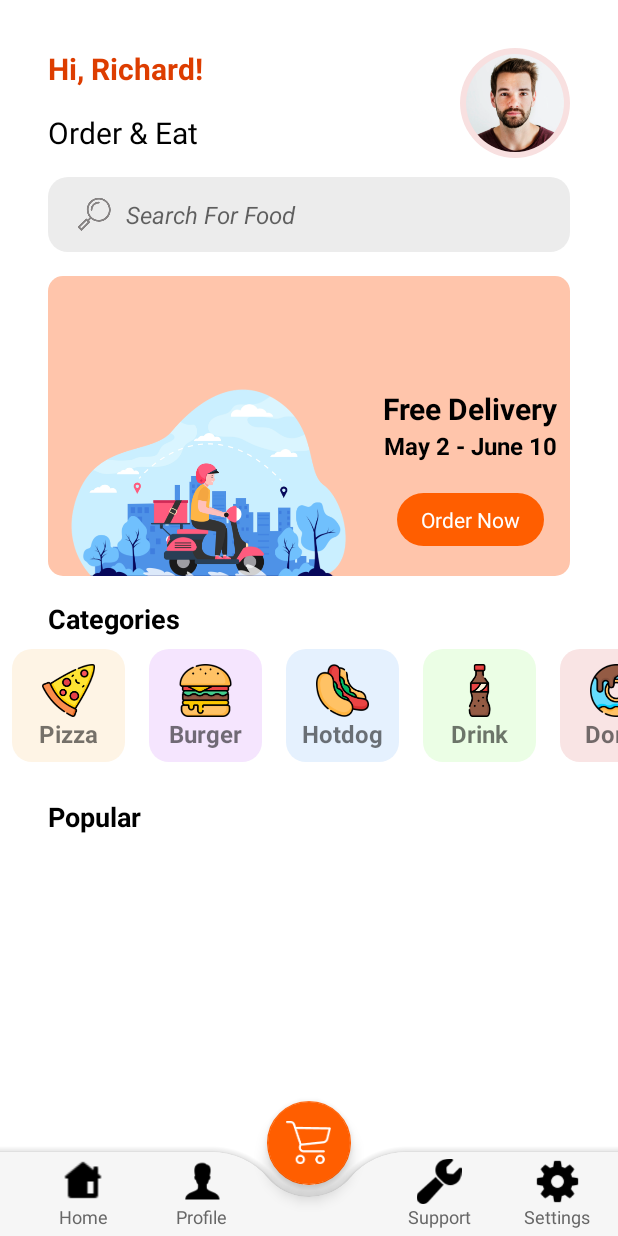
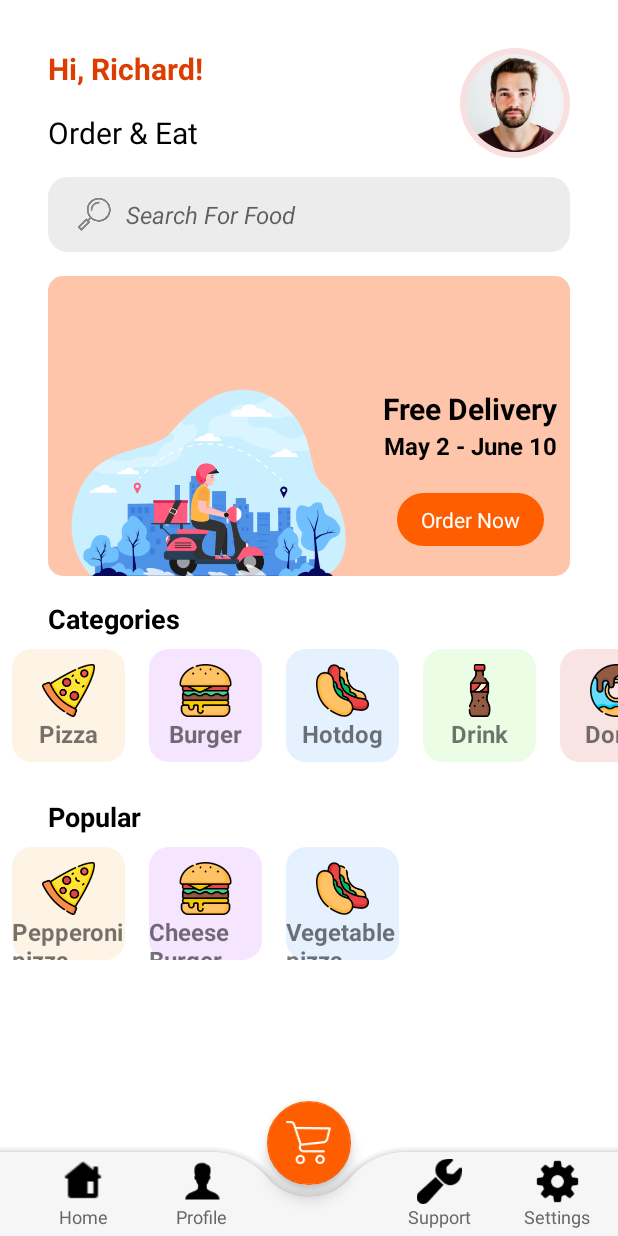
Before and after one commit to George-Bac/food-delivery, an Android app: the MainActivity screen opened directly, with no data from a screen before it, on a phone screen of 412 x 824 dp. Run offline under Robolectric (Android 15) with nearby library versions, the phone set to English and light mode, and no system bars.

Commit message:
Define layout for the food category card model + write the configuration for the food recycler view adapter

```diff
--- a/app/src/main/java/com/endava/fooddelivery/activity/MainActivity.java
+++ b/app/src/main/java/com/endava/fooddelivery/activity/MainActivity.java
@@ -8,14 +8,16 @@ import android.os.Bundle;
 
 import com.endava.fooddelivery.R;
 import com.endava.fooddelivery.adapter.CategoryRecyclerViewAdapter;
+import com.endava.fooddelivery.adapter.FoodRecyclerViewAdapter;
 import com.endava.fooddelivery.model.Category;
+import com.endava.fooddelivery.model.Food;
 
 import java.util.List;
 
 public class MainActivity extends AppCompatActivity {
 
-   private RecyclerView.Adapter categoryRecyclerViewAdapter;
-   private RecyclerView recyclerViewCategories;
+   private RecyclerView.Adapter categoryRecyclerViewAdapter, foodRecyclerViewAdapter;
+   private RecyclerView recyclerViewCategories, recyclerViewFood;
 
    @Override
    protected void onCreate(Bundle savedInstanceState) {
@@ -23,6 +25,7 @@ public class MainActivity extends AppCompatActivity {
       setContentView(R.layout.activity_main);
 
       recyclerViewCategories = findViewById(R.id.recyclerViewCategories);
+      recyclerViewFood = findViewById(R.id.recyclerViewFood);
 
       List<Category> categories = List.of(
             new Category("Pizza", "cat_1"),
@@ -32,8 +35,16 @@ public class MainActivity extends AppCompatActivity {
             new Category("Donut", "cat_5")
       );
       categoryRecyclerViewAdapter = new CategoryRecyclerViewAdapter(categories);
-
       recyclerViewCategories.setAdapter(categoryRecyclerViewAdapter);
       recyclerViewCategories.setLayoutManager(new LinearLayoutManager(this, LinearLayoutManager.HORIZONTAL, false));
+
+      List<Food> foods = List.of(
+            new Food("Pepperoni pizza", "pizza1", "slices pepperoni, mozarella cheese, fresh oregano, ground black pepper, sauce", 9.76),
+            new Food("Cheese Burger", "burger", "beef, gouda cheese, special sauce, lettuce, tomatoes", 8.79),
+            new Food("Vegetable pizza", "pizza2", "olive oil, vegetable oil, pitted kalamata, cherry tomatoes, fresh oregano, basil", 8.50)
+      );
+      foodRecyclerViewAdapter = new FoodRecyclerViewAdapter(foods);
+      recyclerViewFood.setAdapter(foodRecyclerViewAdapter);
+      recyclerViewFood.setLayoutManager(new LinearLayoutManager(this, LinearLayoutManager.HORIZONTAL, false));
    }
 }
--- /dev/null
+++ b/app/src/main/java/com/endava/fooddelivery/adapter/FoodRecyclerViewAdapter.java
@@ -0,0 +1,81 @@
+package com.endava.fooddelivery.adapter;
+
+import android.view.LayoutInflater;
+import android.view.View;
+import android.view.ViewGroup;
+import android.widget.ImageView;
+import android.widget.TextView;
+
+import androidx.annotation.NonNull;
+import androidx.constraintlayout.widget.ConstraintLayout;
+import androidx.core.content.ContextCompat;
+import androidx.recyclerview.widget.RecyclerView;
+
+import com.bumptech.glide.Glide;
+import com.endava.fooddelivery.R;
+import com.endava.fooddelivery.model.Category;
+import com.endava.fooddelivery.model.Food;
+
+import java.util.ArrayList;
+import java.util.List;
+
+public class FoodRecyclerViewAdapter extends RecyclerView.Adapter<FoodRecyclerViewAdapter.ViewHolder> {
+
+   private List<Food> foods = new ArrayList<>();
+   private String picUrl;
+
+   public FoodRecyclerViewAdapter(List<Food> foods) {
+      this.foods = foods;
+   }
+
+   @NonNull
+   @Override
+   public ViewHolder onCreateViewHolder(@NonNull ViewGroup parent, int viewType) {
+      return new ViewHolder(LayoutInflater.from(parent.getContext()).inflate(R.layout.viewholder_category, parent, false));
+   }
+
+   @Override
+   public void onBindViewHolder(@NonNull ViewHolder viewHolder, int position) {
+      viewHolder.categoryTitle.setText(foods.get(position).getTitle());
+      viewHolder.categoryTitle.setText(foods.get(position).getTitle());
+      picUrl = "";
+      switch (position) {
+         case 0: setPicUrlAndBackground(viewHolder, "cat_1", R.drawable.category_background1); break;
+         case 1: setPicUrlAndBackground(viewHolder, "cat_2", R.drawable.category_background2); break;
+         case 2: setPicUrlAndBackground(viewHolder, "cat_3", R.drawable.category_background3); break;
+         case 3: setPicUrlAndBackground(viewHolder, "cat_4", R.drawable.category_background4); break;
+         case 4: setPicUrlAndBackground(viewHolder, "cat_5", R.drawable.category_background5); break;
+      }
+      int drawableResourceId = viewHolder.itemView.getContext().getResources().getIdentifier(picUrl, "drawable", viewHolder.itemView.getContext().getPackageName());
+      Glide.with(viewHolder.itemView.getContext()).load(drawableResourceId).into(viewHolder.categoryPic);
+   }
+
+   private void setPicUrlAndBackground(@NonNull ViewHolder viewHolder, String newPicUrl, int categoryBackground) {
+      picUrl = newPicUrl;
+      viewHolder.mainLayout.setBackground(ContextCompat.getDrawable(viewHolder.itemView.getContext(), categoryBackground));
+   }
+
+   @Override
+   public int getItemCount() {
+      return foods.size();
+   }
+
+   public void setFoods(List<Food> foods) {
+      this.foods = foods;
+      notifyDataSetChanged();
+   }
+
+   public class ViewHolder extends RecyclerView.ViewHolder {
+      private TextView categoryTitle;
+      private ImageView categoryPic;
+      private ConstraintLayout mainLayout;
+
+      public ViewHolder(@NonNull View itemView) {
+         super(itemView);
+
+         categoryTitle = itemView.findViewById(R.id.categoryTitle);
+         categoryPic = itemView.findViewById(R.id.categoryPic);
+         mainLayout = itemView.findViewById(R.id.mainLayout);
+      }
+   }
+}
--- a/app/src/main/res/layout/activity_main.xml
+++ b/app/src/main/res/layout/activity_main.xml
@@ -193,6 +193,7 @@
           app:layout_constraintTop_toBottomOf="@+id/recyclerViewCategories" />
 
         <androidx.recyclerview.widget.RecyclerView
+          android:id="@+id/recyclerViewFood"
           android:layout_width="match_parent"
           android:layout_height="match_parent"
           app:layout_constraintEnd_toEndOf="parent"
--- a/app/src/main/res/values/colors.xml
+++ b/app/src/main/res/values/colors.xml
@@ -20,4 +20,6 @@
   <color name="light_blue">#E5F1FE</color>
   <color name="light_green">#EBFEE5</color>
   <color name="light_pink">#F9E4E4</color>
+  <color name="dark_indigo">#373B54</color>
+  <color name="orange_red">#FF3D00</color>
 </resources>
```
Also changed, not shown: app/src/main/java/com/endava/fooddelivery/model/Food.java (added, +98 -0 lines), app/src/main/res/drawable/cart_background.xml (added, +9 -0 lines), app/src/main/res/layout/viewholder_popular_food.xml (added, +77 -0 lines).
